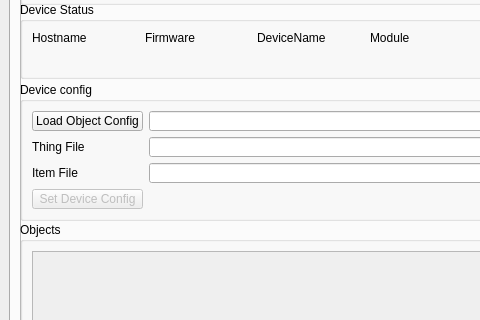
Qt form tasmohabUI.ui (Gifford47/tasmohab) before a commit; both pictures show x 0 to 480 and y 201 to 521 of the 1074 by 847 pixel window.
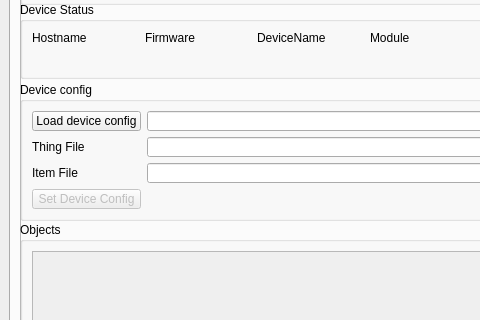
The same form after that commit. Icons and pictures are not drawn.

Commit message: added extern config file, to define the prefix und suffix of the output format. also for several improvements in the future

```diff
--- a/tasmohabUI.ui
+++ b/tasmohabUI.ui
@@ -212,7 +212,7 @@
               <item row="0" column="0">
                <widget class="QPushButton" name="btn_load_object">
                 <property name="text">
-                 <string>Load Object Config</string>
+                 <string>Load device config</string>
                 </property>
                </widget>
               </item>
```
Left out of the diff: 12 changed lines with no effect on the pictures. The commit also changes 3 other files.
